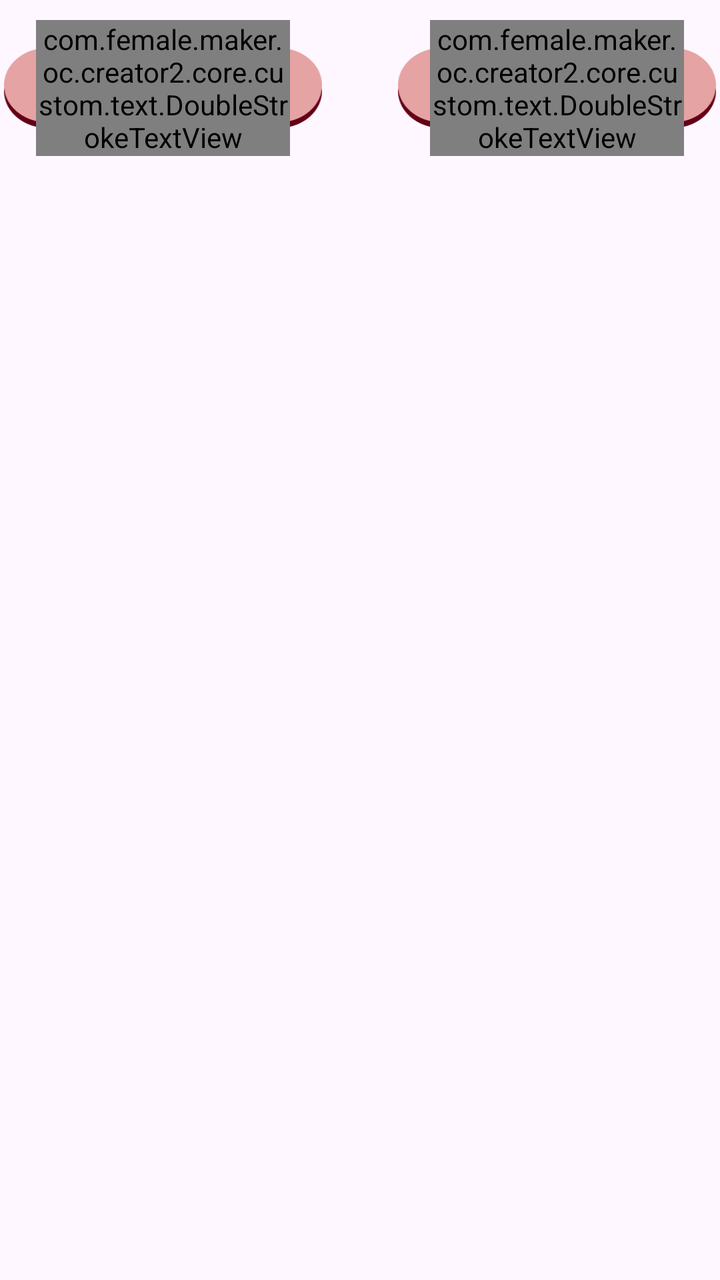
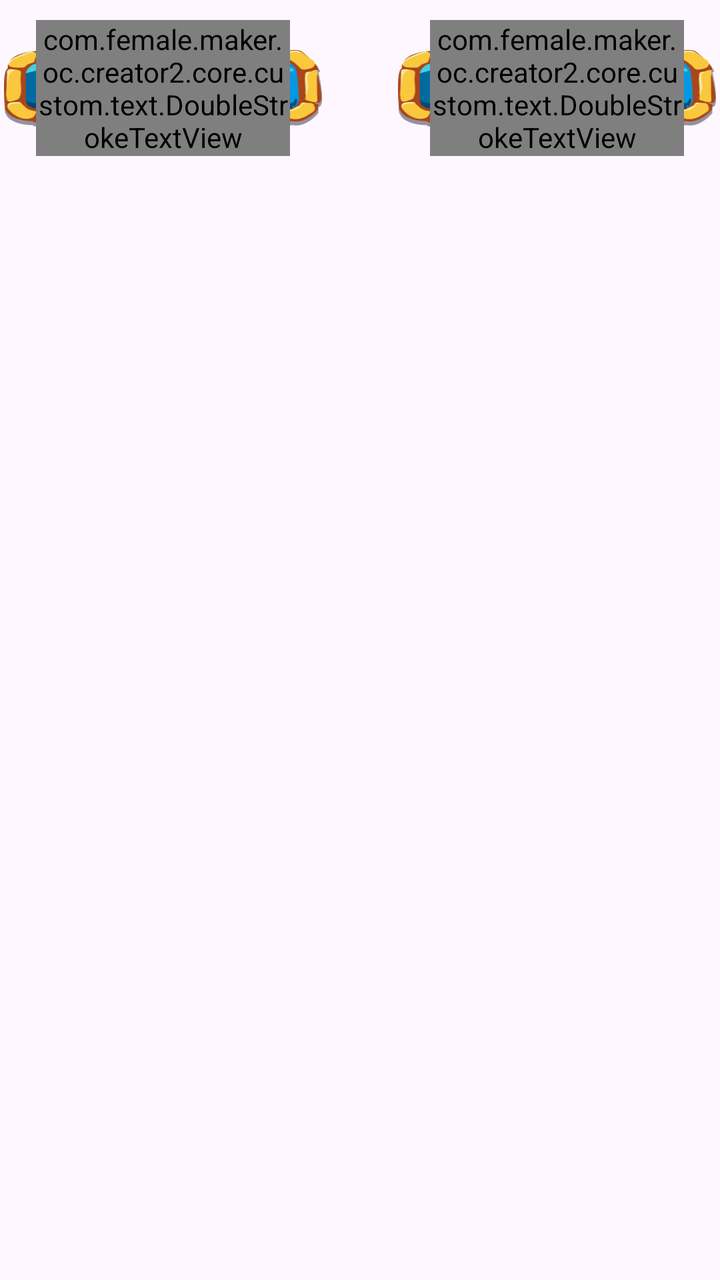

An Android layout rendered at two revisions. The XML below is the earlier revision; the diff shows what the commit changed to produce the second picture.
<!-- AndroidManifest.xml: application theme Theme.BaseProject -->
<!-- res/layout/layout_bottom_ss.xml -->
<?xml version="1.0" encoding="utf-8"?>
<androidx.constraintlayout.widget.ConstraintLayout xmlns:android="http://schemas.android.com/apk/res/android"
    xmlns:app="http://schemas.android.com/apk/res-auto"
    android:layout_width="match_parent"
    android:layout_height="wrap_content"
    android:paddingBottom="22dp"
    android:orientation="vertical">

    <androidx.appcompat.widget.LinearLayoutCompat
        android:id="@+id/lnlShareButtons"
        android:layout_width="match_parent"
        android:layout_height="wrap_content"
        android:orientation="horizontal"
        app:layout_constraintTop_toTopOf="parent"
        app:layout_constraintStart_toStartOf="parent"
        app:layout_constraintEnd_toEndOf="parent">

        
        <androidx.constraintlayout.widget.ConstraintLayout
            android:id="@+id/btnWhatsapp"
            android:layout_width="match_parent"
            android:layout_height="wrap_content"
            android:layout_marginEnd="17dp"
            android:layout_weight="1"
            android:padding="2dp">

            <com.google.android.material.card.MaterialCardView
                android:layout_width="0dp"
                android:layout_height="40dp"
                android:scaleType="fitXY"
                app:cardCornerRadius="0dp"
                app:cardElevation="0dp"
                app:cardBackgroundColor="@color/transparent"
                app:strokeColor="@color/transparent"
                app:layout_constraintBottom_toBottomOf="@+id/lnlInLeft"
                app:layout_constraintEnd_toEndOf="@+id/lnlInLeft"
                app:layout_constraintStart_toStartOf="@+id/lnlInLeft"
                app:layout_constraintTop_toTopOf="@+id/lnlInLeft">

                <ImageView
                    android:layout_width="match_parent"
                    android:layout_height="match_parent"
                    android:scaleType="fitXY"
                    android:src="@drawable/frame_item" />
            </com.google.android.material.card.MaterialCardView>

            
            <androidx.appcompat.widget.LinearLayoutCompat
                android:id="@+id/lnlInLeft"
                android:layout_width="match_parent"
                android:layout_height="wrap_content"
                android:gravity="center"
                android:orientation="horizontal"
                android:paddingHorizontal="10dp"
                android:paddingVertical="8dp"
                app:layout_constraintBottom_toBottomOf="parent"
                app:layout_constraintTop_toTopOf="parent">


                
                <com.female.maker.oc.creator2.core.custom.text.DoubleStrokeTextView
                    android:id="@+id/tvMyWork"
                    style="@style/single_marquee"
                    android:layout_width="wrap_content"
                    android:layout_height="wrap_content"
                    android:layout_marginHorizontal="6dp"
                    android:fontFamily="@font/copperplategothic_bold"
                    app:outerStrokeColor="@color/app"
                    app:outerStrokeWidth="2dp"
                    android:text="@string/my_work"
                    android:textColor="@color/white"
                    android:textSize="20sp" />

            </androidx.appcompat.widget.LinearLayoutCompat>
        </androidx.constraintlayout.widget.ConstraintLayout>

        
        <androidx.constraintlayout.widget.ConstraintLayout
            android:id="@+id/btnTelegram"
            android:layout_width="match_parent"
            android:layout_height="wrap_content"
            android:layout_weight="1"
            android:layout_marginStart="17dp"
            android:padding="2dp">

            <com.google.android.material.card.MaterialCardView
                android:layout_width="0dp"
                android:layout_height="40dp"
                android:scaleType="fitXY"
                app:cardCornerRadius="0dp"
                app:cardElevation="0dp"
                app:cardBackgroundColor="@color/transparent"
                app:strokeColor="@color/transparent"
                app:layout_constraintBottom_toBottomOf="@+id/lnlInRight"
                app:layout_constraintEnd_toEndOf="@+id/lnlInRight"
                app:layout_constraintStart_toStartOf="@+id/lnlInRight"
                app:layout_constraintTop_toTopOf="@+id/lnlInRight">

                <ImageView
                    android:layout_width="match_parent"
                    android:layout_height="match_parent"
                    android:scaleType="fitXY"
                    android:src="@drawable/frame_item" />
            </com.google.android.material.card.MaterialCardView>

            
            <androidx.appcompat.widget.LinearLayoutCompat
                android:id="@+id/lnlInRight"
                android:layout_width="match_parent"
                android:layout_height="wrap_content"
                android:gravity="center"
                android:orientation="horizontal"
                android:paddingHorizontal="10dp"
                android:paddingVertical="8dp"
                app:layout_constraintBottom_toBottomOf="parent"
                app:layout_constraintTop_toTopOf="parent">


                
                <com.female.maker.oc.creator2.core.custom.text.DoubleStrokeTextView
                    android:id="@+id/tvDownload"
                    style="@style/single_marquee"
                    android:layout_width="wrap_content"
                    android:layout_height="wrap_content"
                    android:layout_marginHorizontal="6dp"
                    android:fontFamily="@font/copperplategothic_bold"
                    android:text="@string/download"
                    app:outerStrokeWidth="2dp"
                    app:outerStrokeColor="@color/app"
                    android:textColor="@color/white"
                    android:textSize="20sp" />

            </androidx.appcompat.widget.LinearLayoutCompat>

        </androidx.constraintlayout.widget.ConstraintLayout>

    </androidx.appcompat.widget.LinearLayoutCompat>



</androidx.constraintlayout.widget.ConstraintLayout>
<!-- resources referenced by this layout -->
<resources>
  <color name="app">#FFD700</color>
  <color name="transparent">#00FFFFFF</color>
  <color name="white">#FFFFFFFF</color>
  <!-- drawable frame_item: png bitmap (drawable, 3112 bytes) -->
  <string name="download">Download</string>
  <string name="my_work">My Work</string>
  <style name="single_marquee">
          <item name="android:singleLine">true</item>
          <item name="android:ellipsize">marquee</item>
          <item name="android:marqueeRepeatLimit">marquee_forever</item>
      </style>
  <style name="Theme.BaseProject" parent="Base.Theme.BaseProject" />
  <style name="Base.Theme.BaseProject" parent="Theme.Material3.DayNight.NoActionBar">
          <item name="android:windowTranslucentStatus">false</item>
          <item name="android:statusBarColor">@android:color/transparent</item>
          <item name="android:windowSoftInputMode">adjustResize</item>
      </style>
</resources>

<!-- the commit's change to res/layout/layout_bottom_ss.xml (unified diff, before → after) -->
@@ -65,10 +65,10 @@
                     android:layout_height="wrap_content"
                     android:layout_marginHorizontal="6dp"
                     android:fontFamily="@font/copperplategothic_bold"
-                    app:outerStrokeColor="@color/app"
+                    app:outerStrokeColor="@color/app1"
                     app:outerStrokeWidth="2dp"
-                    android:text="@string/my_work"
-                    android:textColor="@color/white"
+                    android:text="@string/my_creation"
+                    android:textColor="@color/app"
                     android:textSize="20sp" />
 
             </androidx.appcompat.widget.LinearLayoutCompat>
@@ -126,8 +126,8 @@
                     android:fontFamily="@font/copperplategothic_bold"
                     android:text="@string/download"
                     app:outerStrokeWidth="2dp"
-                    app:outerStrokeColor="@color/app"
-                    android:textColor="@color/white"
+                    app:outerStrokeColor="@color/app1"
+                    android:textColor="@color/app"
                     android:textSize="20sp" />
 
             </androidx.appcompat.widget.LinearLayoutCompat>
<!-- resource entries referenced after the edit -->
@@ -1,11 +1,11 @@
 <!-- resources referenced by this layout -->
 <resources>
   <color name="app">#FFD700</color>
+  <color name="app1">#2B1A00</color>
   <color name="transparent">#00FFFFFF</color>
-  <color name="white">#FFFFFFFF</color>
-  <!-- drawable frame_item: png bitmap (drawable, 3112 bytes) -->
+  <!-- drawable frame_item: png bitmap (drawable, 32495 bytes) -->
   <string name="download">Download</string>
-  <string name="my_work">My Work</string>
+  <string name="my_creation">My Creation</string>
   <style name="single_marquee">
           <item name="android:singleLine">true</item>
           <item name="android:ellipsize">marquee</item>
